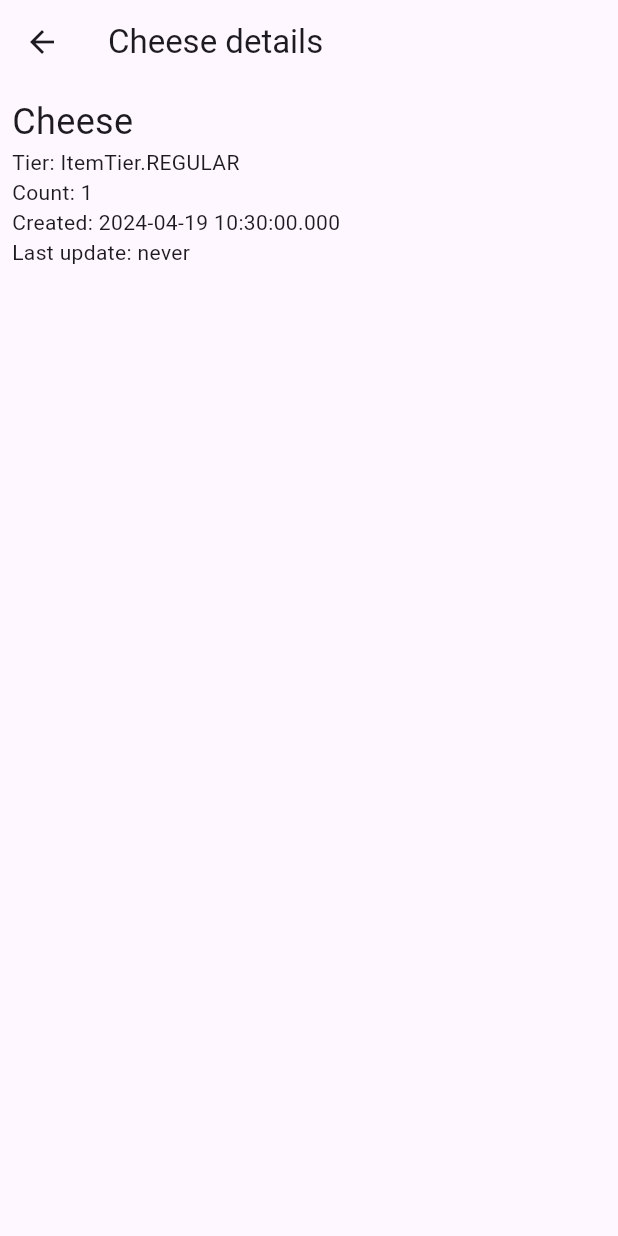
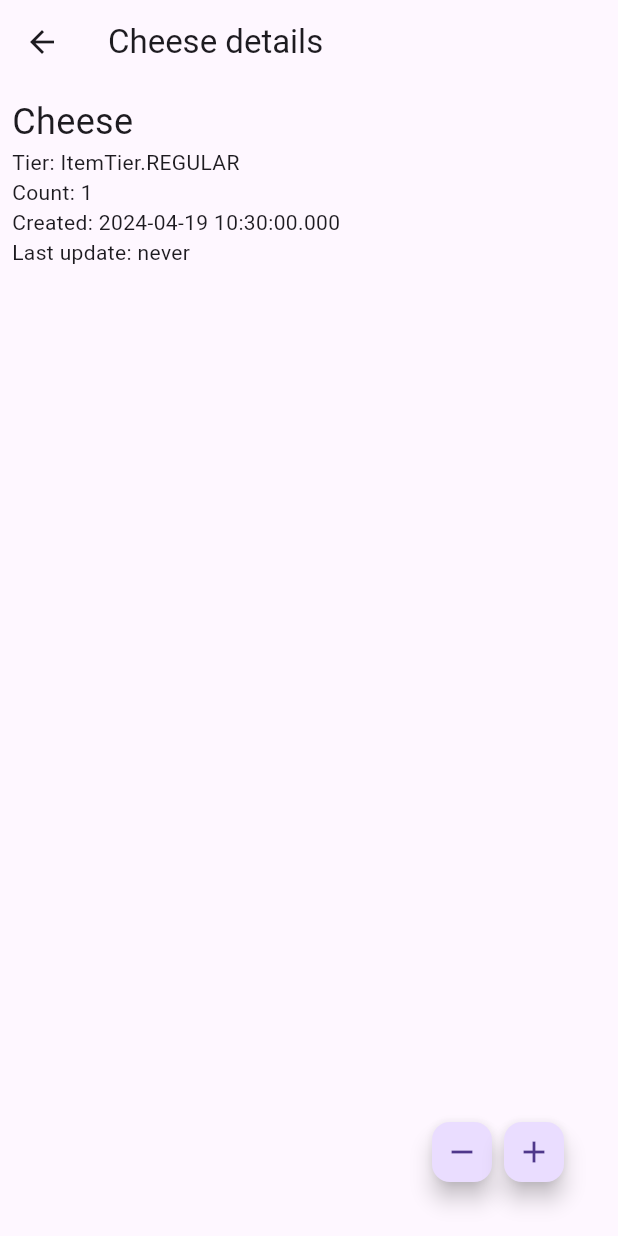
Before and after one commit to webrpc/gen-dart, a Flutter app: the screen it shows after launch, after a tap on "Cheese", on a phone screen of 412 x 824 dp. Run offline on Flutter 3.47's test engine with Material 3 defaults, Android fonts, the phone set to English and light mode, and no system bars; generated files the repository leaves out were written again.

Commit message:
put and take items

```diff
--- a/_examples/flutter-go/flutter_app/lib/src/sample_feature/sample_item_details_view.dart
+++ b/_examples/flutter-go/flutter_app/lib/src/sample_feature/sample_item_details_view.dart
@@ -14,6 +14,7 @@ class SampleItemDetailsView extends StatefulWidget {
 
 class _SampleItemDetailsViewState extends State<SampleItemDetailsView> {
   late Future<({Item item})> itemFuture;
+  int itemCount = 0;
 
   @override
   void initState() {
@@ -27,7 +28,44 @@ class _SampleItemDetailsViewState extends State<SampleItemDetailsView> {
     // note that generally you'd use a controller that holds some state
     // for you rather than call the service directly
     final ExampleService service = context.read<ExampleService>();
-    itemFuture = service.getItem(widget.summary.id);
+    itemFuture = service.getItem(widget.summary.id).then((value) {
+      setState(() {
+        itemCount = value.item.count;
+      });
+      return value;
+    });
+  }
+
+  void _onAddOne() {
+    // optimistic update
+    setState(() {
+      itemCount += 1;
+    });
+    context.read<ExampleService>().putOne(widget.summary.id).onError((error, stackTrace) {
+      // Generally you'd inform the user that something went wrong and, depending
+      // on the context, report something went wrong. For now, we're just going
+      // to undo our optimistic update.
+      debugPrint(_parseError(error));
+      setState(() {
+        itemCount -= 1;
+      });
+    });
+  }
+
+  void _onTakeOne() {
+    // optimistic update
+    setState(() {
+      itemCount -= 1;
+    });
+    context.read<ExampleService>().takeOne(widget.summary.id).onError((error, stackTrace) {
+      // Generally you'd inform the user that something went wrong and, depending
+      // on the context, report something went wrong. For now, we're just going
+      // to undo our optimistic update.
+      debugPrint(_parseError(error));
+      setState(() {
+        itemCount += 1;
+      });
+    });
   }
 
   @override
@@ -53,7 +91,9 @@ class _SampleItemDetailsViewState extends State<SampleItemDetailsView> {
             );
           }
           final Item item = snapshot.data!.item;
-          return Padding(
+          return Stack(
+            children: [
+              Padding(
                 padding: const EdgeInsets.all(8.0),
                 child: Column(
                   mainAxisAlignment: MainAxisAlignment.start,
@@ -64,14 +104,48 @@ class _SampleItemDetailsViewState extends State<SampleItemDetailsView> {
                       style: const TextStyle(fontSize: 24),
                     ),
                     Text("Tier: ${item.tier}"),
-                Text("Count: ${item.count}"),
+                    Text("Count: $itemCount"),
                     Text("Created: ${item.createdAt.toString()}"),
                     Text("Last update: ${item.lastUpdate?.toString() ?? "never"}"),
                   ],
                 ),
+              ),
+              Column(
+                mainAxisAlignment: MainAxisAlignment.end,
+                crossAxisAlignment: CrossAxisAlignment.end,
+                children: [
+                  Padding(
+                    padding: const EdgeInsets.all(32.0),
+                    child: Row(
+                      mainAxisAlignment: MainAxisAlignment.end,
+                      children: [
+                        FloatingActionButton.small(
+                          onPressed: _onTakeOne,
+                          child: const Icon(Icons.remove),
+                        ),
+                        FloatingActionButton.small(
+                          onPressed: _onAddOne,
+                          child: const Icon(Icons.add),
+                        ),
+                      ],
+                    ),
+                  )
+                ],
+              )
+            ],
           );
         },
       ),
     );
   }
 }
+
+String _parseError(Object? err) {
+  if (err is WebrpcError) {
+    return err.message;
+  } else if (err is WebrpcException) {
+    return err.message;
+  } else {
+    return err.toString();
+  }
+}
--- a/_examples/flutter-go/flutter_app/lib/src/sample_feature/sample_item_list_view.dart
+++ b/_examples/flutter-go/flutter_app/lib/src/sample_feature/sample_item_list_view.dart
@@ -115,11 +115,11 @@ class _SampleItemListViewState extends State<SampleItemListView> {
                 child: Row(
                   mainAxisAlignment: MainAxisAlignment.end,
                   children: [
-                    FloatingActionButton.extended(
+                    FloatingActionButton.large(
                         onPressed: () {
                           debugPrint("hello");
                         },
-                        label: const Icon(Icons.add)),
+                        child: const Icon(Icons.add)),
                   ],
                 ),
               )
```
Lines whose indentation alone changed are shown as unchanged.
